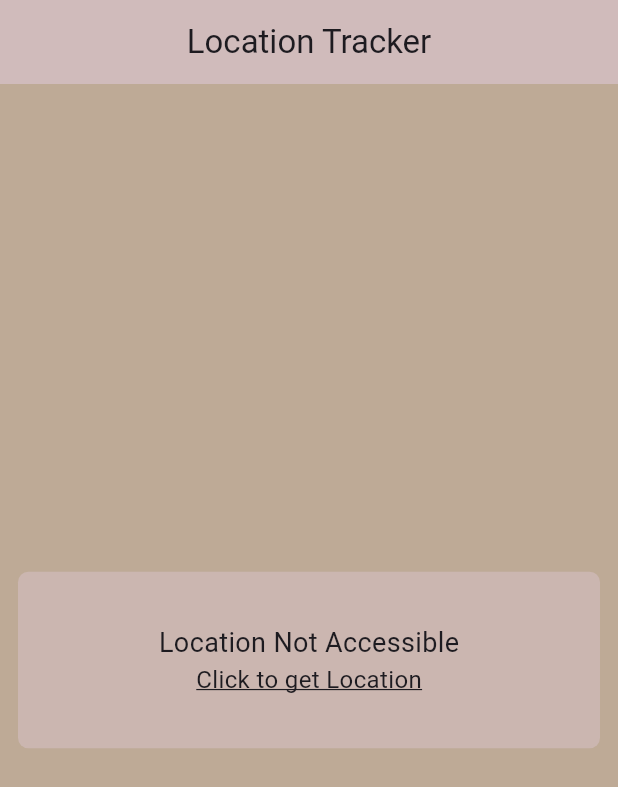
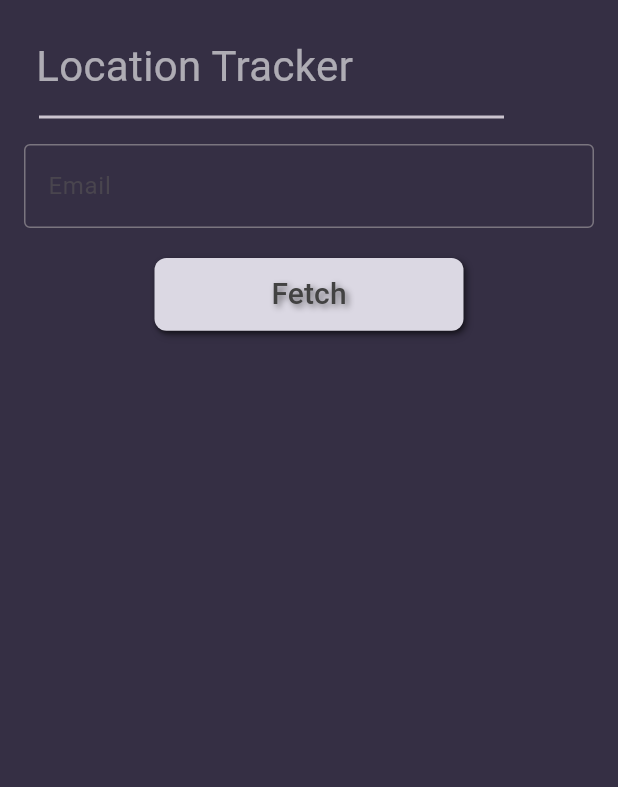
Before and after one commit to Fuzail-Raza/pet_track, a Flutter app: the screen it shows after launch, on a phone screen of 412 x 824 dp. Shown: the top 787 px of the screen. Run offline on Flutter 3.47's test engine with Material 3 defaults, Android fonts, the phone set to English and light mode, and no system bars; drawn by our look-alikes of simple_shadow; our stand-ins replace cloud_firestore, firebase_core, google_maps_flutter, location; accounts and stored records are empty.

Commit message:
Fixes And Final Stable Version

```diff
--- a/lib/APIKEY.dart
+++ b/lib/APIKEY.dart
@@ -1,2 +1,2 @@
 
-var APIKEY="AIzaSyCxF8EokLqhoXTv5qTdgWbOxIUr3GSPs8Q";
+var APIKEY="AIzaSyBYfemSzzZN4oJEj6Xuw04EbZOvCo0jCfA";
--- /dev/null
+++ b/lib/DataForm.dart
@@ -0,0 +1,243 @@
+import 'dart:ui';
+
+import 'package:cloud_firestore/cloud_firestore.dart';
+import 'package:flutter/cupertino.dart';
+import 'package:flutter/material.dart';
+import 'package:flutter/widgets.dart';
+import 'package:pet_track/locationTrack.dart';
+import 'package:simple_shadow/simple_shadow.dart';
+
+class DataForm extends StatefulWidget {
+  const DataForm({super.key});
+
+  @override
+  State<DataForm> createState() => _DataFormState();
+}
+
+class _DataFormState extends State<DataForm> {
+  Map<int,dynamic> fetchedData={};
+  final TextEditingController _emailController = TextEditingController();
+  final GlobalKey<FormState> formKey = GlobalKey<FormState>();
+  bool isDataFetched=false,isLoading=false;
+
+  @override
+  void dispose() {
+    _emailController.dispose();
+    super.dispose();
+  }
+
+  fetchData() async {
+    if (formKey.currentState!.validate()) {
+      setState(() {
+        isLoading=true;
+      });
+      var db = FirebaseFirestore.instance;
+      try {
+        QuerySnapshot<Map<String, dynamic>> querySnapshot = await db.collection(_emailController.text).get();
+        if (querySnapshot.docs.isEmpty) {
+          isDataFetched=false;
+          isLoading=false;
+          print("No documents found.");
+        } else {
+          int index=0;
+          for (var doc in querySnapshot.docs) {
+            print(doc.data()["Email"]);
+            fetchedData[index++]={
+              "Photo":doc.data()["Photo"],
+              "Name":doc.data()["Name"],
+              "oneLine":doc.data()["oneLine"],
+              "Email":doc.data()["Email"],
+              "userEmail":_emailController.text,
+            };
+          }
+          setState(() {
+            isDataFetched=true;
+            isLoading=false;
+          });
+
+        }
+      } on FirebaseException catch (ex) {
+        setState(() {
+          isDataFetched=false;
+          isLoading=false;
+        });
+        print(ex.message);
+      } catch (e) {
+        setState(() {
+          isDataFetched=false;
+          isLoading=false;
+        });
+        print("Error: $e");
+      }
+    }
+  }
+
+  @override
+  Widget build(BuildContext context) {
+    return Scaffold(
+      // appBar: AppBar(
+      //   title: Text("Location Tracker"),
+      //   centerTitle: true,
+      //   backgroundColor: Color.fromRGBO(208, 187, 187, 0.8),
+      // ),
+      body: SafeArea(
+        child: SingleChildScrollView(
+          child: Container(
+            height: MediaQuery.of(context).size.height,
+            color: Color(0xff352F44),
+            child: Padding(
+              padding: const EdgeInsets.all(16.0),
+              child: Form(
+                key: formKey,
+                child: Column(
+                  children: [
+                    Align(
+                      alignment: Alignment.topLeft,
+                      child: Padding(
+                        padding: const EdgeInsets.only(top: 8.0,left: 8.0,right: 8.0,bottom: 6.0),
+                        child: Text("Location Tracker",style: TextStyle(
+                          color: Colors.white60,
+                          fontSize: 28,
+                          fontWeight: FontWeight.w400,
+                        ),),
+                      ),
+                    ),
+                    Divider(
+                      thickness: 2,
+                      indent: 10,
+                      endIndent: 60,
+                    ),
+                    Padding(
+                      padding: const EdgeInsets.only(top: 10.0),
+                      child: TextFormField(
+                        autovalidateMode: AutovalidateMode.onUserInteraction,
+                        controller: _emailController,
+                        decoration: InputDecoration(
+                          labelText: 'Email',
+                          border: OutlineInputBorder(
+                            borderSide: BorderSide(
+                              color: Colors.grey
+                            ),
+                          )
+                        ),
+                        keyboardType: TextInputType.emailAddress,
+                        validator: (value) {
+                          if (value!.isEmpty) {
+                            return "Please Enter Your Email";
+                          } else {
+                            return null;
+                          }
+                        },
+                        style: TextStyle(
+                          color: Colors.white60
+                        ),
+                      ),
+                    ),
+                    SizedBox(height: 20),
+                    SimpleShadow(
+                      child: ElevatedButton(
+                        onPressed: () {
+                          print('tap');
+                          print('Email: ${_emailController.text}');
+                          fetchData();
+                        },
+                        style: ButtonStyle(
+                          backgroundColor:  MaterialStateProperty.all(Color(0xffDBD8E3)),
+                          minimumSize: MaterialStateProperty.all(Size(MediaQuery.of(context).size.width/2, MediaQuery.of(context).size.height/17)),
+                          shape:MaterialStateProperty.all(RoundedRectangleBorder(
+                            borderRadius: BorderRadius.circular(8)
+                          ),)
+                        ),
+                        child: SimpleShadow(
+                          child: Text('Fetch',style: TextStyle(
+                            fontSize: 20,
+                            color: Colors.grey.shade800
+                          ),),
+                        ),
+                      ),
+                    ),
+                    Visibility(
+                      visible: isDataFetched,
+                      child: Padding(
+                        padding: const EdgeInsets.all(8.0),
+                        child: Container(
+                          width: MediaQuery.of(context).size.width/1.4,
+                          decoration: BoxDecoration(
+                              color: Color.fromRGBO(219, 216, 227, 0.3),
+                              borderRadius: BorderRadius.circular(10)
+                          ),
+                          child: SimpleShadow(
+                            child: Padding(
+                              padding: const EdgeInsets.all(8.0),
+                              child: Center(
+                                child: Text("Your Pets",style: TextStyle(
+                                  fontSize: 24,
+                                  fontWeight: FontWeight.w400,
+                                    color: Colors.white60
+                                ),),
+                              ),
+                            ),
+                          ),
+                        ),
+                      ),
+                    ),
+                    isLoading==true ? CircularProgressIndicator() :Visibility(
+                      visible: isDataFetched,
+                      child: SimpleShadow(
+                        child: Container(
+                          height: MediaQuery.of(context).size.height/1.7,
+                          width: MediaQuery.of(context).size.width,
+                          decoration: BoxDecoration(
+                            color: Color(0xff5C5470),
+                            borderRadius: BorderRadius.circular(10),
+                          ),
+                          child: ListView.separated(itemBuilder: (context, index) {
+
+                            return Padding(
+                              padding: const EdgeInsets.all(4.0),
+                              child: ListTile(
+                                onTap: () {
+                                  Navigator.push(context, MaterialPageRoute(builder: (context) =>  locationTrack(
+                                    petEmail:fetchedData[index]["Email"],
+                                    email: fetchedData[index]["userEmail"],
+                                  )));
+                                },
+                                leading: CircleAvatar(
+                                  backgroundImage: NetworkImage(fetchedData[index]["Photo"]),
+                                ),
+                                title: Text(fetchedData[index]["Name"],
+                                    style: TextStyle(
+                                    fontSize: 20,
+                                    fontWeight: FontWeight.w400,
+                                        color: Colors.white60
+                                    )
+                                ),
+                                subtitle: Text(fetchedData[index]["oneLine"],
+                                    style: TextStyle(
+                                        fontSize: 17,
+                                        fontWeight: FontWeight.w400,
+                                        color: Colors.grey.shade900
+                                    )
+                                ),
+                                trailing: Icon(Icons.navigate_next_outlined),
+                              ),
+                            );
+
+                          }, separatorBuilder: (context, index) {
+                            return Divider(
+                              thickness: 2,
+                            );
+                          }, itemCount: fetchedData.length),
+                        ),
+                      ),
+                    )
+                  ],
+                ),
+              ),
+            ),
+          ),
+        ),
+      ),
+    );
+  }
+}
--- a/lib/locationTrack.dart
+++ b/lib/locationTrack.dart
@@ -4,16 +4,18 @@ import 'package:cloud_firestore/cloud_firestore.dart';
 import 'package:flutter/material.dart';
 import 'package:google_maps_flutter/google_maps_flutter.dart';
 import 'package:location/location.dart';
-import 'package:modal_progress_hud_nsn/modal_progress_hud_nsn.dart';
 
 class locationTrack extends StatefulWidget {
-  const locationTrack({super.key});
+  String email="fuzailraza161@gmail.com",petEmail="fr9g6smvt642";
+  locationTrack({super.key,required this.email,required this.petEmail});
 
   @override
   State<locationTrack> createState() => _locationTrackState();
 }
 
 class _locationTrackState extends State<locationTrack> {
+
+  // String email="fuzailraza161@gmail.com",petEmail="fr9g6smvt642";
 
   bool showSpinner=false;
 
@@ -29,14 +31,14 @@ class _locationTrackState extends State<locationTrack> {
   }
   // Todo Solve Network Exception
 
-    Future<dynamic> saveLocation(collection, userData) async {
+    Future<dynamic> saveLocation(email,petEmail,userData) async {
       try {
         var db = FirebaseFirestore.instance;
 
         await db
-            .collection(collection)
-            .doc(userData["Email"])
-            .set(userData, SetOptions(merge: false))
+            .collection(email)
+            .doc(petEmail)
+            .set(userData, SetOptions(merge: true))
             .then((value) => print("Written Successfully"))
             .onError((error, stackTrace) {
                   print("Error writing document: $error");
@@ -82,8 +84,7 @@ class _locationTrackState extends State<locationTrack> {
             setState(() {
               _current = LatLng(currentLocation.latitude!, currentLocation.longitude!);
               showSpinner=true;
-              dynamic response= saveLocation("PetLocation", {
-                "Email" : "fuzailraza161@gmail.com",
+              dynamic response= saveLocation(widget.email,widget.petEmail,{
                 "Lat":_current!.latitude,
                 "Long":_current!.longitude
 
@@ -102,8 +103,7 @@ class _locationTrackState extends State<locationTrack> {
             currentLocation.longitude != null) {
           setState(() {
             _current = LatLng(currentLocation.latitude!, currentLocation.longitude!);
-            if(saveLocation("PetLocation", {
-              "Email" : "fuzailraza161@gmail.com",
+            if(saveLocation(widget.email,widget.petEmail,{
               "Lat":_current!.latitude,
               "Long":_current!.longitude
 
@@ -132,10 +132,10 @@ class _locationTrackState extends State<locationTrack> {
       appBar: AppBar(
         title: Text("Location Tracker"),
         centerTitle: true,
-        backgroundColor: Color.fromRGBO(208, 187, 187, 1),
+        backgroundColor: Color.fromRGBO(92,84,112,0.75),
       ),
       body: Container(
-        color: Color.fromRGBO(190, 170, 150, 1),
+        color: Color(0xff352F44),
         child: Center(
           child: Padding(
             padding: const EdgeInsets.all(12.0),
@@ -144,7 +144,7 @@ class _locationTrackState extends State<locationTrack> {
               width: MediaQuery.of(context).size.height/2,
               // margin: EdgeInsets.all(100),
                 decoration: BoxDecoration(
-                    color: Color.fromRGBO(208, 187, 187, 0.7),
+                    color: Color.fromRGBO(219, 216, 227, 0.3),
                     borderRadius: BorderRadius.all(Radius.circular(7))
                 ),
                 child: Center(child: Padding(
@@ -154,7 +154,7 @@ class _locationTrackState extends State<locationTrack> {
                     mainAxisAlignment: MainAxisAlignment.center,
                     children: [
                       Text("Location :-",style:TextStyle(
-                        fontSize: 18,fontWeight: FontWeight.w500
+                        fontSize: 20,fontWeight: FontWeight.w500,
                       ) ,),
                       Text("      ${_current!.latitude} , ${_current!.longitude}",style:TextStyle(
                           fontSize: 18,fontWeight: FontWeight.w500
--- a/lib/main.dart
+++ b/lib/main.dart
@@ -1,5 +1,6 @@
 import 'package:firebase_core/firebase_core.dart';
 import 'package:flutter/material.dart';
+import 'package:pet_track/DataForm.dart';
 import 'package:pet_track/locationTrack.dart';
 
 void main() async{
@@ -18,25 +19,11 @@ class MyApp extends StatelessWidget {
       debugShowCheckedModeBanner: false,
       title: 'Flutter Demo',
       theme: ThemeData(
-        // This is the theme of your application.
-        //
-        // TRY THIS: Try running your application with "flutter run". You'll see
-        // the application has a purple toolbar. Then, without quitting the app,
-        // try changing the seedColor in the colorScheme below to Colors.green
-        // and then invoke "hot reload" (save your changes or press the "hot
-        // reload" button in a Flutter-supported IDE, or press "r" if you used
-        // the command line to start the app).
-        //
-        // Notice that the counter didn't reset back to zero; the application
-        // state is not lost during the reload. To reset the state, use hot
-        // restart instead.
-        //
-        // This works for code too, not just values: Most code changes can be
-        // tested with just a hot reload.
-        colorScheme: ColorScheme.fromSeed(seedColor: Colors.deepPurple),
+        colorScheme: ColorScheme.fromSeed(seedColor: Colors.deepPurple.shade300),
         useMaterial3: true,
       ),
-      home: locationTrack(),
+      home: DataForm(),
+      // home: locationTrack(),
     );
   }
 }
--- a/pubspec.yaml
+++ b/pubspec.yaml
@@ -40,6 +40,7 @@ dependencies:
   google_maps_flutter: ^2.6.1
   cloud_firestore: ^4.17.2
   modal_progress_hud_nsn: ^0.5.1
+  simple_shadow: ^0.3.1
 
 dev_dependencies:
   flutter_test:
```
Also changed, not shown: pubspec.lock.
